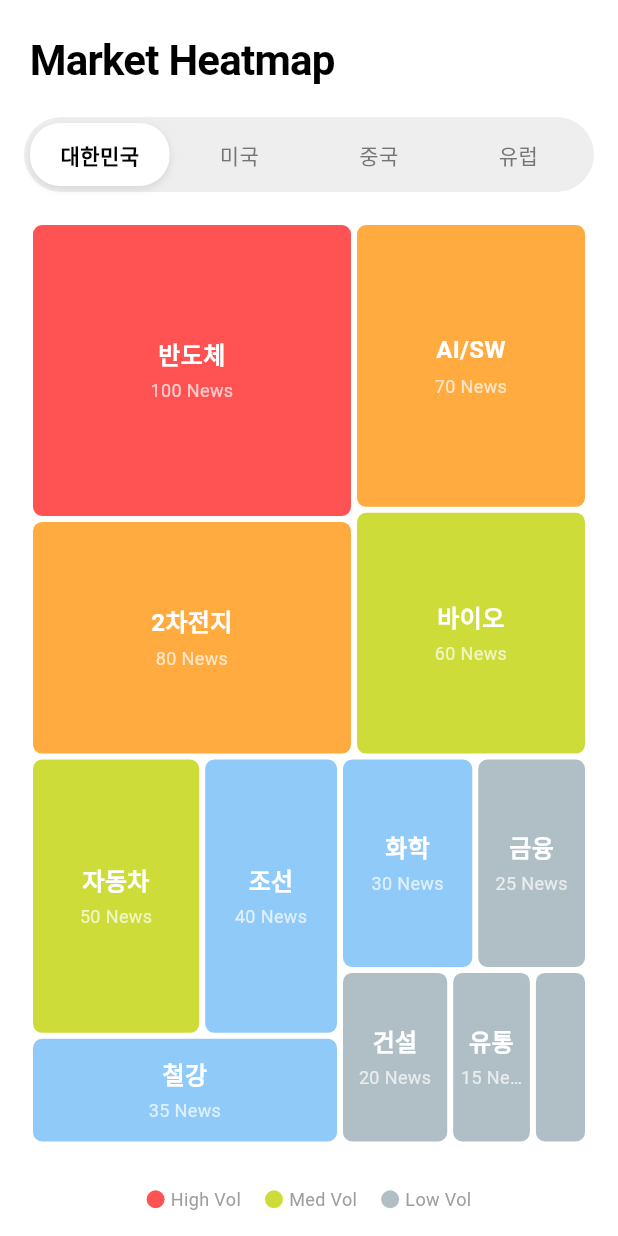
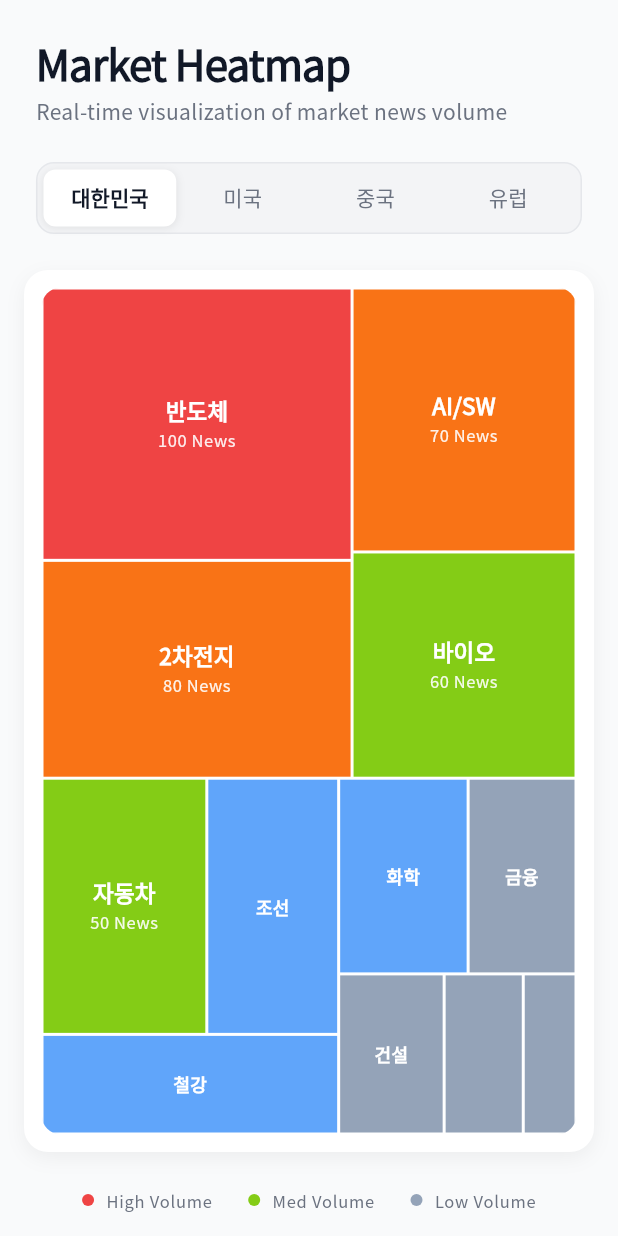
Before and after one commit to choichanwoo001/news_moa, a Flutter app: the screen it shows after launch, on a phone screen of 412 x 824 dp. Run offline on Flutter 3.47's test engine with Material 3 defaults, Android fonts, the phone set to English and light mode, and no system bars; our stand-ins replace google_fonts.

Commit message:
UI 디자인 개선: 미니멀하고 세련된 테마 적용 (색상, 폰트, 레이아웃 변경)

```diff
--- a/lib/main.dart
+++ b/lib/main.dart
@@ -1,5 +1,5 @@
-
 import 'package:flutter/material.dart';
+import 'package:google_fonts/google_fonts.dart';
 import 'screens/home_screen.dart';
 import 'theme/app_colors.dart';
 
@@ -15,16 +15,26 @@ class NewsMoaApp extends StatelessWidget {
     return MaterialApp(
       title: 'News Moa',
       debugShowCheckedModeBanner: false,
-      theme: ThemeData(
-        useMaterial3: true,
-        scaffoldBackgroundColor: AppColors.background,
-        colorScheme: ColorScheme.fromSeed(
-          seedColor: Colors.blue,
-          background: AppColors.background,
-        ),
-        fontFamily: 'Roboto', // Default fallback, expecting Google Fonts in real usage if configured
-      ),
+      theme: _buildTheme(),
       home: const HomeScreen(),
     );
   }
+
+  ThemeData _buildTheme() {
+    final base = ThemeData.light();
+
+    return base.copyWith(
+      scaffoldBackgroundColor: AppColors.background,
+      colorScheme: ColorScheme.fromSeed(
+        seedColor: AppColors.primary,
+        background: AppColors.background,
+        surface: AppColors.surface,
+      ),
+      textTheme: GoogleFonts.notoSansKrTextTheme(base.textTheme).apply(
+        bodyColor: AppColors.textPrimary,
+        displayColor: AppColors.textPrimary,
+      ),
+      useMaterial3: true,
+    );
+  }
 }
--- a/lib/screens/home_screen.dart
+++ b/lib/screens/home_screen.dart
@@ -1,4 +1,3 @@
-
 import 'package:flutter/material.dart';
 import '../models/stock_sector.dart';
 import '../widgets/custom_tab_bar.dart';
@@ -30,7 +29,6 @@ class _HomeScreenState extends State<HomeScreen> {
       _selectedTabIndex = index;
 
       // Simple simulation of different data for different tabs
-      // In a real app, this would fetch data from an API
       final baseData = StockSector.dummyData;
       if (index == 0) {
         _currentSectors = baseData;
@@ -56,45 +54,73 @@ class _HomeScreenState extends State<HomeScreen> {
           crossAxisAlignment: CrossAxisAlignment.start,
           children: [
             // Custom Header
-            const Padding(
-              padding: EdgeInsets.fromLTRB(20, 20, 20, 10),
-              child: Text(
+            Padding(
+              padding: const EdgeInsets.fromLTRB(24, 24, 24, 16),
+              child: Column(
+                crossAxisAlignment: CrossAxisAlignment.start,
+                children: [
+                  Text(
                     'Market Heatmap',
-                style: TextStyle(
-                  fontSize: 28,
-                  fontWeight: FontWeight.bold,
-                  color: Colors.black,
+                    style: Theme.of(context).textTheme.headlineMedium?.copyWith(
+                          fontWeight: FontWeight.w800,
+                          color: AppColors.textPrimary,
                           letterSpacing: -0.5,
                         ),
+                  ),
+                  const SizedBox(height: 4),
+                  Text(
+                    'Real-time visualization of market news volume',
+                    style: Theme.of(context).textTheme.bodyMedium?.copyWith(
+                          color: AppColors.textSecondary,
+                        ),
+                  ),
+                ],
               ),
             ),
 
             // Segmented Control
-            CustomTabBar(
+            Padding(
+              padding: const EdgeInsets.symmetric(horizontal: 8.0),
+              child: CustomTabBar(
                 tabs: _tabs,
                 selectedIndex: _selectedTabIndex,
                 onTabSelected: _onTabSelected,
               ),
+            ),
+
+            const SizedBox(height: 16),
 
             // Main Content Area (Treemap)
             Expanded(
-              child: Padding(
-                padding: const EdgeInsets.symmetric(horizontal: 16.0, vertical: 8.0),
+              child: Container(
+                margin: const EdgeInsets.symmetric(horizontal: 16.0),
+                decoration: BoxDecoration(
+                  color: AppColors.surface,
+                  borderRadius: BorderRadius.circular(16),
+                  boxShadow: [
+                    BoxShadow(
+                      color: Colors.black.withOpacity(0.05),
+                      blurRadius: 10,
+                      offset: const Offset(0, 4),
+                    ),
+                  ],
+                ),
+                padding: const EdgeInsets.all(12),
                 child: StockTreemap(sectors: _currentSectors),
               ),
             ),
 
-            // Bottom Info / Legend (Optional)
+             // Bottom Info / Legend
             Padding(
-              padding: const EdgeInsets.all(16.0),
+              padding: const EdgeInsets.fromLTRB(16, 24, 16, 16),
               child: Row(
                 mainAxisAlignment: MainAxisAlignment.center,
                 children: [
-                  _buildLegendItem(AppColors.heatHigh, "High Vol"),
-                  const SizedBox(width: 16),
-                  _buildLegendItem(AppColors.heatMediumLow, "Med Vol"),
-                  const SizedBox(width: 16),
-                  _buildLegendItem(AppColors.heatLowest, "Low Vol"),
+                  _buildLegendItem(AppColors.heatHigh, "High Volume"),
+                  const SizedBox(width: 24),
+                  _buildLegendItem(AppColors.heatMediumLow, "Med Volume"),
+                  const SizedBox(width: 24),
+                  _buildLegendItem(AppColors.heatLowest, "Low Volume"),
                 ],
               ),
             ),
@@ -108,19 +134,19 @@ class _HomeScreenState extends State<HomeScreen> {
     return Row(
       children: [
         Container(
-          width: 12,
-          height: 12,
+          width: 8,
+          height: 8,
           decoration: BoxDecoration(
             color: color,
             shape: BoxShape.circle,
           ),
         ),
-        const SizedBox(width: 4),
+        const SizedBox(width: 8),
         Text(
           text,
-          style: const TextStyle(
-            color: Colors.grey,
-            fontSize: 12,
+          style: Theme.of(context).textTheme.labelSmall?.copyWith(
+                color: AppColors.textSecondary,
+                fontWeight: FontWeight.w500,
               ),
         ),
       ],
--- a/lib/theme/app_colors.dart
+++ b/lib/theme/app_colors.dart
@@ -1,28 +1,28 @@
-
 import 'package:flutter/material.dart';
 
 class AppColors {
-  // Background
-  static const Color background = Colors.white;
-  static const Color textPrimary = Colors.black;
-  static const Color textSecondary = Colors.grey;
+  // Background & Surface
+  static const Color background = Color(0xFFF9FAFB); // Very light grey/off-white
+  static const Color surface = Colors.white;
 
-  // Heatmap Colors (Hot Red -> Cool Blue)
-  static const Color heatHigh = Color(0xFFFF5252); // Bright Red
-  static const Color heatMediumHigh = Color(0xFFFFAB40); // Orange
-  static const Color heatMediumLow = Color(0xFFCDDC39); // Lime Green
-  static const Color heatLow = Color(0xFF90CAF9); // Light Blue
-  static const Color heatLowest = Color(0xFFB0BEC5); // Greyish Blue
+  // Text Colors
+  static const Color textPrimary = Color(0xFF111827); // Deep dark grey, almost black
+  static const Color textSecondary = Color(0xFF6B7280); // Medium grey
+  static const Color divider = Color(0xFFE5E7EB); // Light grey for dividers
 
-  // Returns color based on change rate (for heatmap effect)
-  // Logic: High positive change -> Red, Low/Negative -> Blue/Grey
-  // Wait, user requirement: "Bright, hot reds and oranges... representing high news volume sectors".
-  // Actually, usually heatmap color represents change (up/down), and size represents volume.
-  // User request: "Largest blocks are colored in bright, hot reds... representing high news volume sectors".
-  // User mapping: Size = Volume. Color = Volume too?
-  // "The largest blocks are colored in bright, hot reds... The smallest blocks are muted blues and grays"
-  // So Color is also mapped to News Volume in the user's description.
+  // Accent & Brand
+  static const Color primary = Color(0xFF2563EB); // Royal Blue
+  static const Color accent = Color(0xFF3B82F6); // Lighter Blue
 
+  // Heatmap Colors (Sophisticated Palette)
+  // Radiant Red -> Muted Cool Blue/Grey
+  static const Color heatHigh = Color(0xFFEF4444); // Vivid Red
+  static const Color heatMediumHigh = Color(0xFFF97316); // Bright Orange
+  static const Color heatMediumLow = Color(0xFF84CC16); // Lime/Green
+  static const Color heatLow = Color(0xFF60A5FA); // Soft Blue
+  static const Color heatLowest = Color(0xFF94A3B8); // Cool Grey
+
+  // Returns color based on volume (Design Requirement: High Volume = Hot/Red)
   static Color getColorForVolume(double volume) {
     if (volume >= 90) return heatHigh;
     if (volume >= 70) return heatMediumHigh;
--- a/lib/widgets/custom_tab_bar.dart
+++ b/lib/widgets/custom_tab_bar.dart
@@ -1,5 +1,5 @@
-
 import 'package:flutter/material.dart';
+import '../theme/app_colors.dart';
 
 class CustomTabBar extends StatefulWidget {
   final List<String> tabs;
@@ -21,12 +21,13 @@ class _CustomTabBarState extends State<CustomTabBar> {
   @override
   Widget build(BuildContext context) {
     return Container(
-      height: 50,
+      height: 48,
       margin: const EdgeInsets.symmetric(horizontal: 16, vertical: 8),
       padding: const EdgeInsets.all(4),
       decoration: BoxDecoration(
-        color: Colors.grey[200],
-        borderRadius: BorderRadius.circular(25),
+        color: const Color(0xFFF3F4F6), // Light grey background
+        borderRadius: BorderRadius.circular(12), // Slightly more squared
+        border: Border.all(color: const Color(0xFFE5E7EB)), // Subtle border
       ),
       child: LayoutBuilder(
         builder: (context, constraints) {
@@ -40,19 +41,19 @@ class _CustomTabBarState extends State<CustomTabBar> {
                   (widget.selectedIndex / (widget.tabs.length - 1)) * 2 - 1,
                   0,
                 ),
-                duration: const Duration(milliseconds: 250),
-                curve: Curves.easeInOut,
+                duration: const Duration(milliseconds: 300),
+                curve: Curves.easeOutCubic,
                 child: Container(
                   width: tabWidth,
                   height: double.infinity,
                   decoration: BoxDecoration(
                     color: Colors.white,
-                    borderRadius: BorderRadius.circular(20),
+                    borderRadius: BorderRadius.circular(8),
                     boxShadow: [
                       BoxShadow(
-                        color: Colors.black.withOpacity(0.1),
+                        color: Colors.black.withOpacity(0.08),
                         blurRadius: 4,
-                        offset: const Offset(0, 2),
+                        offset: const Offset(0, 1),
                       ),
                     ],
                   ),
@@ -72,13 +73,15 @@ class _CustomTabBarState extends State<CustomTabBar> {
                         // Transparent container to capture taps
                         color: Colors.transparent,
                         alignment: Alignment.center,
-                        child: Text(
-                          title,
+                        child: AnimatedDefaultTextStyle(
+                          duration: const Duration(milliseconds: 200),
                           style: TextStyle(
-                            color: isSelected ? Colors.black : Colors.grey[600],
-                            fontWeight: isSelected ? FontWeight.bold : FontWeight.normal,
+                            fontFamily: 'Noto Sans KR', // Explicitly use if available via main.dart theme
+                            color: isSelected ? AppColors.textPrimary : AppColors.textSecondary,
+                            fontWeight: isSelected ? FontWeight.w700 : FontWeight.w500,
                             fontSize: 14,
                           ),
+                          child: Text(title),
                         ),
                       ),
                     ),
--- a/lib/widgets/stock_treemap.dart
+++ b/lib/widgets/stock_treemap.dart
@@ -1,4 +1,3 @@
-
 import 'package:flutter/material.dart';
 import '../models/stock_sector.dart';
 import '../theme/app_colors.dart';
@@ -19,8 +18,8 @@ class StockTreemap extends StatelessWidget {
       for (var s in sortedSectors) s.id: s.newsVolume
     };
 
-    return Container(
-      padding: const EdgeInsets.all(4), // Outer padding
+    return ClipRRect(
+      borderRadius: BorderRadius.circular(12),
       child: CustomMultiChildLayout(
         delegate: TreemapLayoutDelegate(weights: weights),
         children: sortedSectors.map((sector) {
@@ -28,62 +27,56 @@ class StockTreemap extends StatelessWidget {
 
           return LayoutId(
             id: sector.id,
-            child: _buildBlock(sector, color),
+            child: _buildBlock(context, sector, color),
           );
         }).toList(),
       ),
     );
   }
 
-  Widget _buildBlock(StockSector sector, Color color) {
-    // Check if the block is too small to show text
-    // We can't know the size here easily without LayoutBuilder inside layout,
-    // but the CustomMultiChildLayout just places them.
-    // We can wrap the content in a container that clips or scales text.
-
+  Widget _buildBlock(BuildContext context, StockSector sector, Color color) {
     return Container(
       decoration: BoxDecoration(
         color: color,
-        borderRadius: BorderRadius.circular(8), // Rounded corners
-        border: Border.all(color: Colors.white, width: 2), // Gap simulation
+        border: Border.all(color: AppColors.surface, width: 1.0), // Cleaner, thinner gap
       ),
-      padding: const EdgeInsets.all(4),
+      padding: const EdgeInsets.all(8),
       child: LayoutBuilder(
         builder: (context, constraints) {
-          // Calculate available height
           final double h = constraints.maxHeight;
           final double w = constraints.maxWidth;
 
-          if (h < 20 || w < 30) {
-            return const SizedBox.shrink(); // Too small to show anything
+          if (h < 30 || w < 40) {
+            return const SizedBox.shrink();
           }
 
-          return Center(
-            child: Column(
+          return Column(
             mainAxisAlignment: MainAxisAlignment.center,
+            mainAxisSize: MainAxisSize.min,
             children: [
-                if (h > 20)
               Flexible(
                 child: Text(
                   sector.name,
-                      style: TextStyle(
+                  style: Theme.of(context).textTheme.titleMedium?.copyWith(
                     color: Colors.white,
                     fontWeight: FontWeight.bold,
-                        fontSize: (h < 40) ? 12 : 16, // Adaptive font size
+                    fontSize: (w < 80 || h < 60) ? 12 : 15,
+                    height: 1.1,
                   ),
                   textAlign: TextAlign.center,
-                      overflow: TextOverflow.ellipsis,
-                      maxLines: 1,
+                  overflow: TextOverflow.fade,
+                  maxLines: 2,
                 ),
               ),
-                if (h > 40) ...[
+              if (h > 50 && w > 80) ...[
                 const SizedBox(height: 4),
                 Flexible(
                   child: Text(
                     "${sector.newsVolume.toInt()} News",
-                      style: const TextStyle(
-                        color: Colors.white70,
-                        fontSize: 12,
+                    style: Theme.of(context).textTheme.bodySmall?.copyWith(
+                      color: Colors.white.withOpacity(0.9),
+                      fontSize: 11,
+                      fontWeight: FontWeight.w400,
                     ),
                     textAlign: TextAlign.center,
                     overflow: TextOverflow.ellipsis,
@@ -92,7 +85,6 @@ class StockTreemap extends StatelessWidget {
                 ),
               ],
             ],
-            ),
           );
         },
       ),
```
Lines whose indentation alone changed are shown as unchanged.
